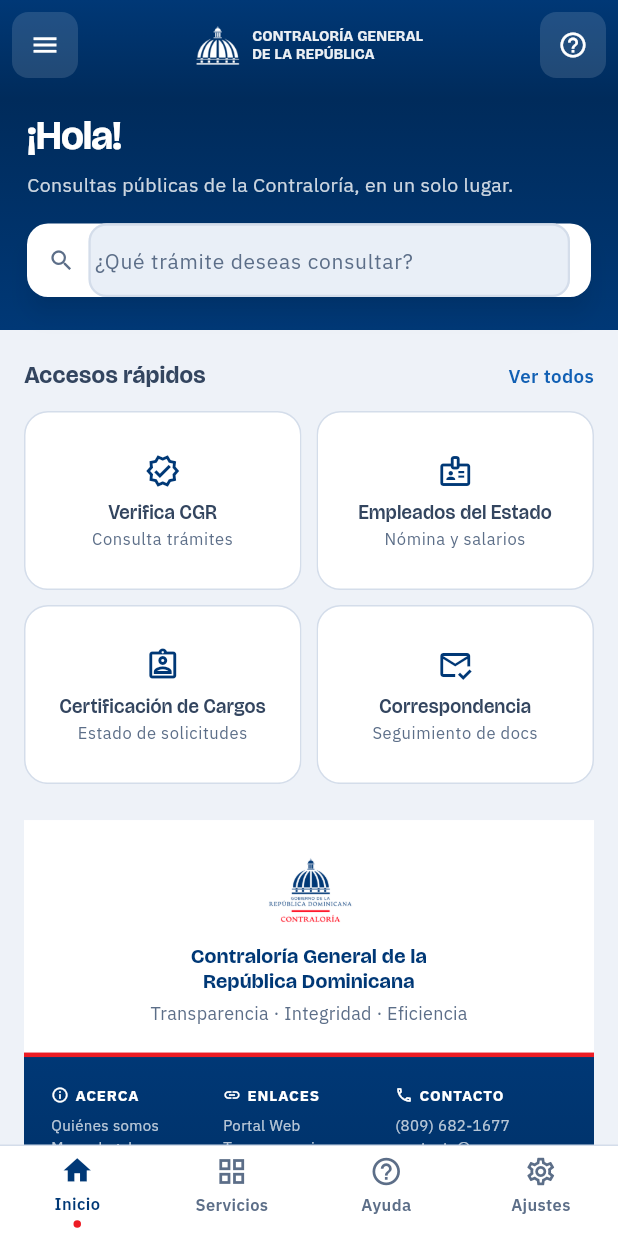
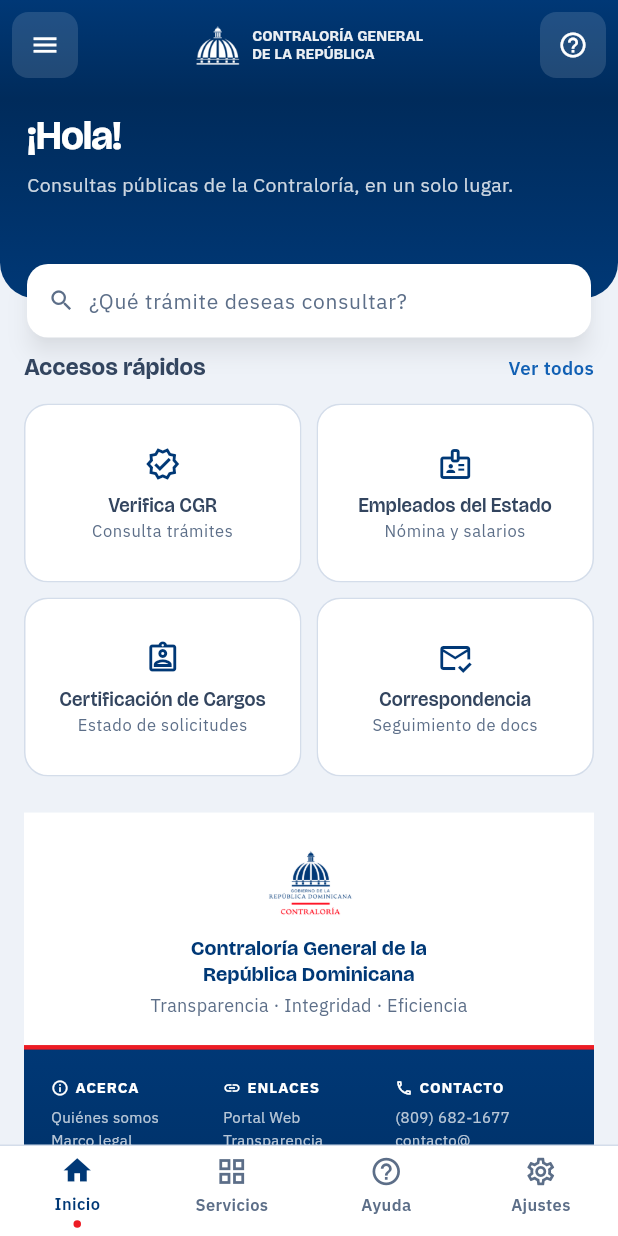
Before and after one commit to Hidalgo15/Trabajo-contralor-a, a Flutter app: the screen it shows after launch, on a phone screen of 412 x 824 dp. Run offline on Flutter 3.47's test engine with Material 3 defaults, Android fonts, the phone set to English and light mode, and no system bars; our stand-ins replace pdf, printing, shared_preferences, webview_flutter.

Commit message:
feat: redisseña header del inicio con buscador a caballo entre secciones

```diff
--- a/lib/Core/Widgets/search_field.dart
+++ b/lib/Core/Widgets/search_field.dart
@@ -50,7 +50,15 @@
                 ),
                 decoration: InputDecoration(
                   isCollapsed: true,
+                  // El tema global viene con `filled: true` y fondo gris
+                  // (superficieAlt). Lo anulamos para que el TextField no pinte
+                  // su propia "caja gris" y el fondo blanco redondeado del
+                  // [Material] exterior actúe como único campo.
+                  filled: false,
+                  fillColor: Colors.transparent,
                   contentPadding: const EdgeInsets.symmetric(vertical: 14),
+                  enabledBorder: InputBorder.none,
+                  focusedBorder: InputBorder.none,
                   border: InputBorder.none,
                   hintText: hintText,
                   hintStyle: const TextStyle(
--- a/lib/Feature/HubPrincipal/Presentation/pagina_inicio.dart
+++ b/lib/Feature/HubPrincipal/Presentation/pagina_inicio.dart
@@ -38,7 +38,16 @@
     final scope = AppShellScope.of(context);
     final visibles = _visibles;
 
+    // Cuánto sobresale el buscador de la zona azul hacia la zona blanca, para
+    // que quede a caballo entre ambas secciones.
+    const overlap = 26.0;
+
     return Column(
+      children: [
+        Stack(
+          clipBehavior: Clip.none,
+          children: [
+            Column(
               children: [
                 AppHeader(
                   mostrarLogo: true,
@@ -56,8 +65,13 @@
                       end: Alignment.bottomCenter,
                       colors: [AppColors.marcaProfundo, AppColors.marca],
                     ),
+                    // Curva inferior de la sección azul (¡Hola!) para un
+                    // acabado más suave entre el azul y el blanco.
+                    borderRadius: BorderRadius.vertical(
+                      bottom: Radius.circular(AppDimens.radioLg + 8),
                     ),
-          padding: const EdgeInsets.fromLTRB(18, 4, 18, 22),
+                  ),
+                  padding: const EdgeInsets.fromLTRB(18, 4, 18, AppDimens.xl),
                   child: Column(
                     crossAxisAlignment: CrossAxisAlignment.start,
                     children: [
@@ -80,18 +94,29 @@
                           color: Colors.white.withValues(alpha: 0.8),
                         ),
                       ),
-              const SizedBox(height: AppDimens.lg),
-              SearchField(
-                onChanged: (v) => setState(() => _filtro = v),
+                      // Reserva de espacio: el buscador se posiciona por el
+                      // [Stack] de abajo para poder sobresalir hacia el blanco.
+                      const SizedBox(height: overlap + AppDimens.lg),
+                    ],
+                  ),
                 ),
               ],
             ),
+            Positioned(
+              left: 18,
+              right: 18,
+              bottom: -overlap,
+              child: SearchField(
+                onChanged: (v) => setState(() => _filtro = v),
+              ),
+            ),
+          ],
         ),
         Expanded(
           child: ListView(
             padding: const EdgeInsets.fromLTRB(
               AppDimens.lg,
-              AppDimens.lg + 2,
+              overlap + AppDimens.sm,
               AppDimens.lg,
               0,
             ),
```
Lines whose indentation alone changed are shown as unchanged.
